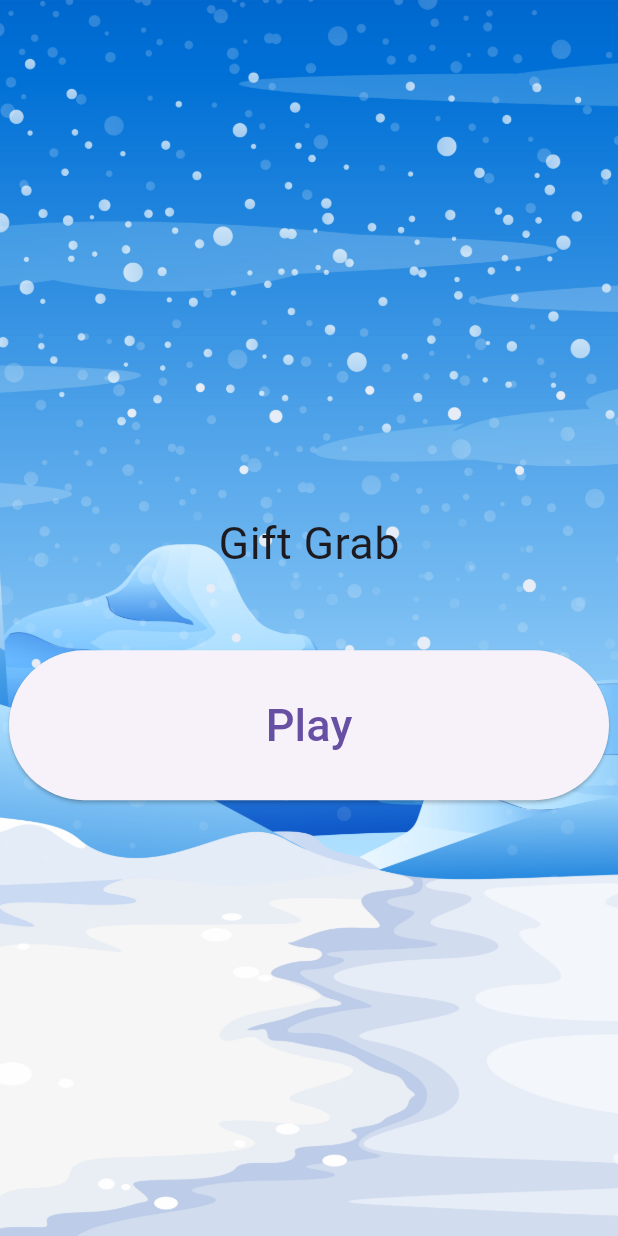
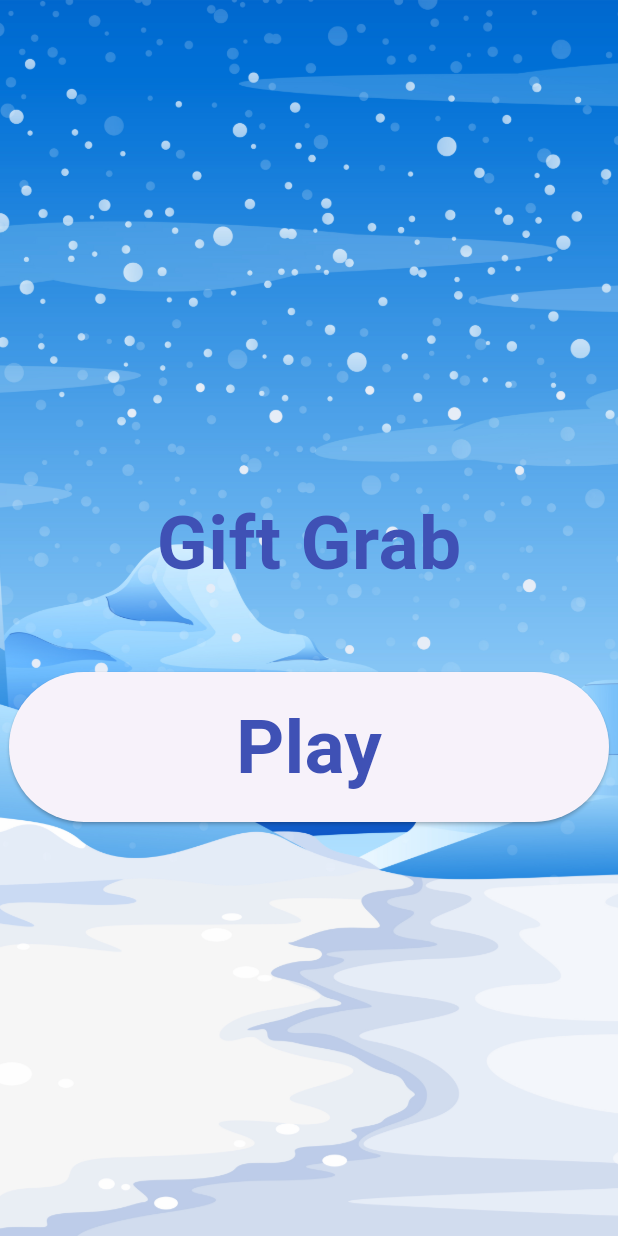
Before and after one commit to aditya803/flame_game, a Flutter app: the screen it shows after launch, on a phone screen of 412 x 824 dp. Run offline on Flutter 3.47's test engine with Material 3 defaults, Android fonts, the phone set to English and light mode, and no system bars; missing offline and left inert: flame, flame_audio.

Commit message:
minor fixes

```diff
--- a/lib/game/gift_grab_game.dart
+++ b/lib/game/gift_grab_game.dart
@@ -88,5 +88,6 @@ class GiftGrabGame extends FlameGame with HasCollisionDetection{
   void reset(){
     score =0;
     _remainingTime = 30;
+
   }
 }
--- a/lib/screens/main_menu.dart
+++ b/lib/screens/main_menu.dart
@@ -20,7 +20,7 @@ class MainMenu extends StatelessWidget {
             mainAxisAlignment: MainAxisAlignment.center,
             children: [
               const Padding(padding: EdgeInsets.symmetric(vertical: 50),
-              child: Text("Gift Grab",style: TextStyle(fontSize: 30),),),
+              child: Text("Gift Grab",style: TextStyle(fontSize: 50,color: Colors.indigo,fontWeight: FontWeight.bold),),),
               SizedBox(width: 400,height: 100,
                   child:ElevatedButton(onPressed: (){
                     Navigator.of(context).pushReplacement(
@@ -28,7 +28,7 @@ class MainMenu extends StatelessWidget {
                     );
                   }, child: const Text('Play',
                   style: TextStyle(
-                    fontSize: 30
+                      fontSize: 50,color: Colors.indigo,fontWeight: FontWeight.bold
                   ),)),)
             ],
           ),
```
